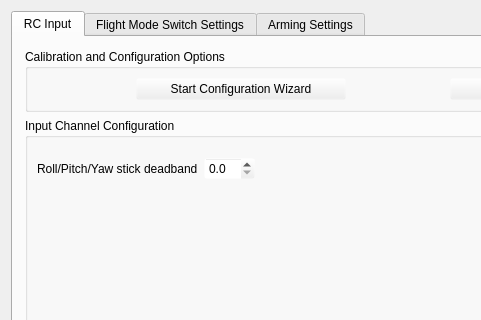
First picture: the form in ground/openpilotgcs/src/plugins/config/input.ui, repository openpilot/OpenPilot, before the edit; both pictures show x 0 to 481 and y 0 to 320 of the 796 by 591 pixel window.
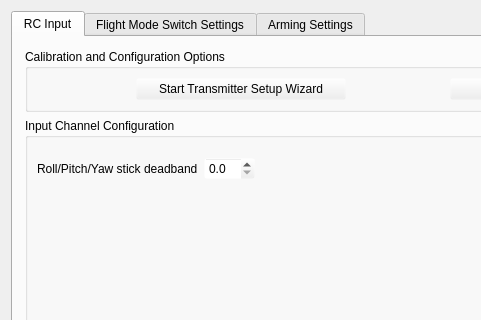
Second picture: the form after the edit. Icons and pictures are not drawn.

Patch:
```diff
--- a/ground/openpilotgcs/src/plugins/config/input.ui
+++ b/ground/openpilotgcs/src/plugins/config/input.ui
@@ -116,8 +116,8 @@
            <rect>
             <x>0</x>
             <y>0</y>
-            <width>774</width>
-            <height>505</height>
+            <width>772</width>
+            <height>514</height>
            </rect>
           </property>
           <layout class="QGridLayout" name="gridLayout">
@@ -366,7 +366,7 @@
                  </size>
                 </property>
                 <property name="text">
-                 <string>Start Configuration Wizard</string>
+                 <string>Start Transmitter Setup Wizard</string>
                 </property>
                 <property name="checkable">
                  <bool>false</bool>
```
Left out of the diff: 8 changed lines with no effect on the pictures.
